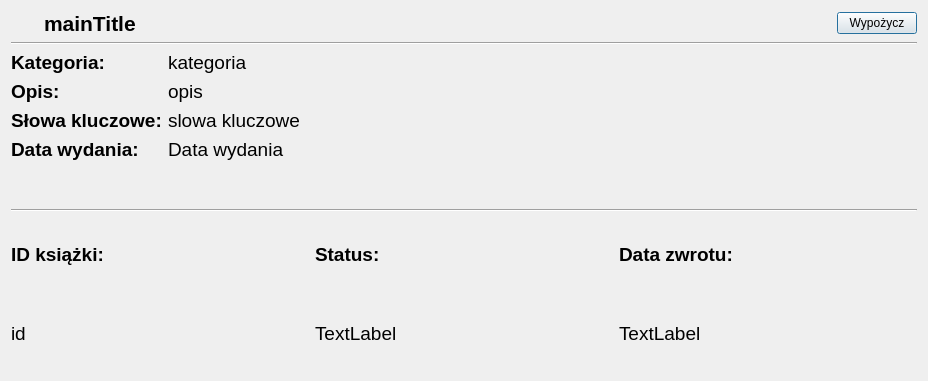
The window that Bookdetails.ui (KostekF/ELS) describes before a commit, drawn with Qt 5.
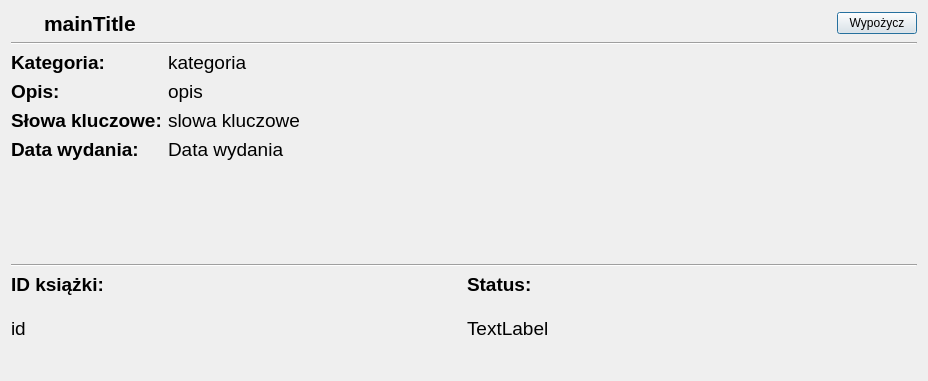
The same window after the commit. Icons and pictures are not drawn.

Patch:
```diff
--- a/Bookdetails.ui
+++ b/Bookdetails.ui
@@ -219,6 +219,22 @@
          </property>
         </widget>
        </item>
+       <item>
+        <spacer name="verticalSpacer_3">
+         <property name="orientation">
+          <enum>Qt::Vertical</enum>
+         </property>
+         <property name="sizeType">
+          <enum>QSizePolicy::Fixed</enum>
+         </property>
+         <property name="sizeHint" stdset="0">
+          <size>
+           <width>20</width>
+           <height>15</height>
+          </size>
+         </property>
+        </spacer>
+       </item>
        <item>
         <widget class="QLabel" name="label_bookID">
          <property name="font">
@@ -231,6 +247,22 @@
          </property>
         </widget>
        </item>
+       <item>
+        <spacer name="verticalSpacer">
+         <property name="orientation">
+          <enum>Qt::Vertical</enum>
+         </property>
+         <property name="sizeType">
+          <enum>QSizePolicy::Fixed</enum>
+         </property>
+         <property name="sizeHint" stdset="0">
+          <size>
+           <width>10</width>
+           <height>30</height>
+          </size>
+         </property>
+        </spacer>
+       </item>
       </layout>
      </item>
      <item>
@@ -249,6 +281,22 @@
          </property>
         </widget>
        </item>
+       <item>
+        <spacer name="verticalSpacer_4">
+         <property name="orientation">
+          <enum>Qt::Vertical</enum>
+         </property>
+         <property name="sizeType">
+          <enum>QSizePolicy::Fixed</enum>
+         </property>
+         <property name="sizeHint" stdset="0">
+          <size>
+           <width>20</width>
+           <height>15</height>
+          </size>
+         </property>
+        </spacer>
+       </item>
        <item>
         <widget class="QLabel" name="label_bookStatus">
          <property name="font">
@@ -261,37 +309,26 @@
          </property>
         </widget>
        </item>
+       <item>
+        <spacer name="verticalSpacer_2">
+         <property name="orientation">
+          <enum>Qt::Vertical</enum>
+         </property>
+         <property name="sizeType">
+          <enum>QSizePolicy::Fixed</enum>
+         </property>
+         <property name="sizeHint" stdset="0">
+          <size>
+           <width>20</width>
+           <height>30</height>
+          </size>
+         </property>
+        </spacer>
+       </item>
       </layout>
      </item>
      <item>
-      <layout class="QVBoxLayout" name="verticalLayout_returnDate">
-       <item>
-        <widget class="QLabel" name="label_6">
-         <property name="font">
-          <font>
-           <pointsize>14</pointsize>
-           <weight>75</weight>
-           <bold>true</bold>
-          </font>
-         </property>
-         <property name="text">
-          <string>Data zwrotu:</string>
-         </property>
-        </widget>
-       </item>
-       <item>
-        <widget class="QLabel" name="label_9">
-         <property name="font">
-          <font>
-           <pointsize>14</pointsize>
-          </font>
-         </property>
-         <property name="text">
-          <string>TextLabel</string>
-         </property>
-        </widget>
-       </item>
-      </layout>
+      <layout class="QVBoxLayout" name="verticalLayout_returnDate"/>
      </item>
     </layout>
    </item>
```
Left out of the diff: 28 changed lines with no effect on the pictures.
